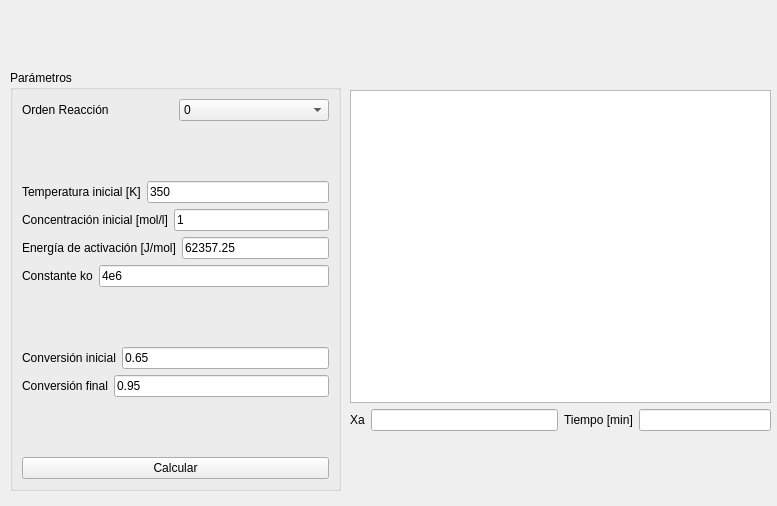
Qt form ventanas/reac_isotermo.ui (elCaxper/calculo-de-reactores) before a commit.
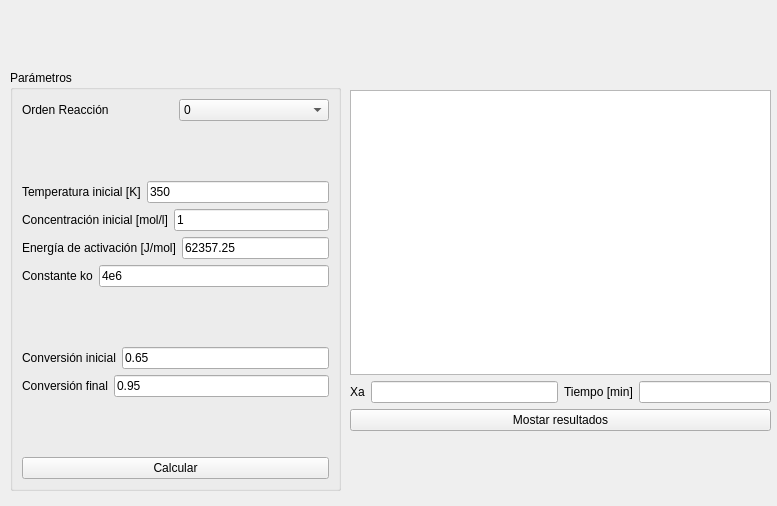
The same form after that commit. Custom widgets are drawn as their Qt base class.

Commit message: Visulaizar resultado del discontinuo isotermo con cursor

```diff
--- a/ventanas/reac_isotermo.ui
+++ b/ventanas/reac_isotermo.ui
@@ -257,6 +257,13 @@
       </item>
      </layout>
     </item>
+    <item>
+     <widget class="QPushButton" name="btn_mostrar_resultado">
+      <property name="text">
+       <string>Mostar resultados</string>
+      </property>
+     </widget>
+    </item>
    </layout>
   </widget>
  </widget>
```
The commit also changes 3 other files.
